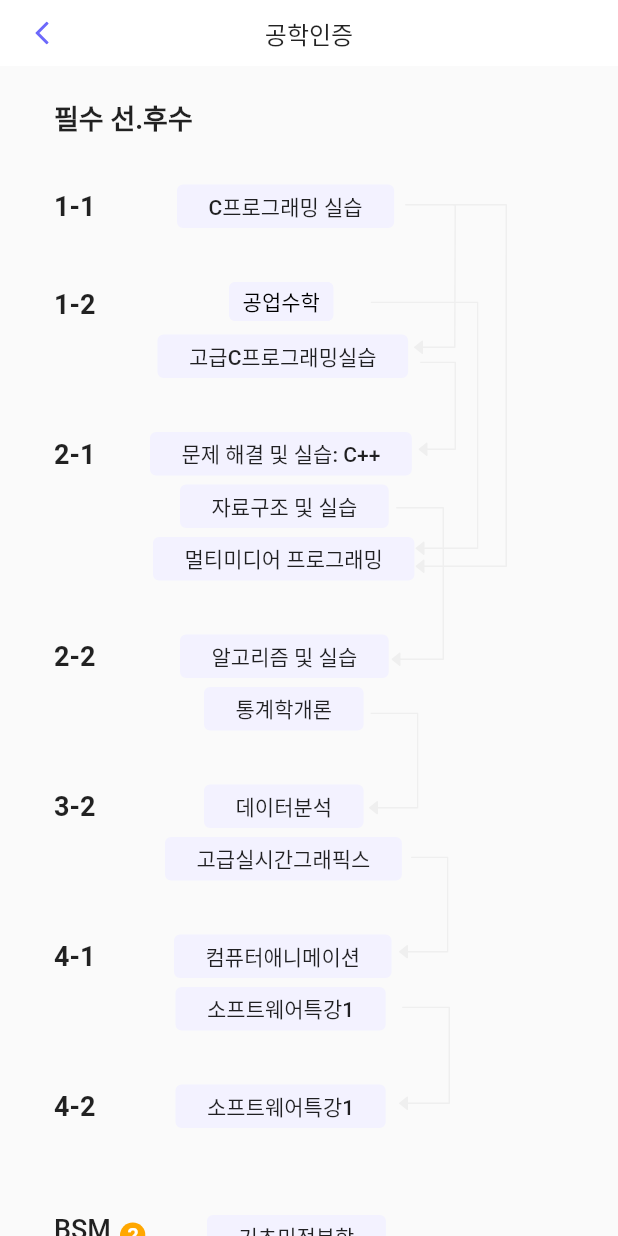
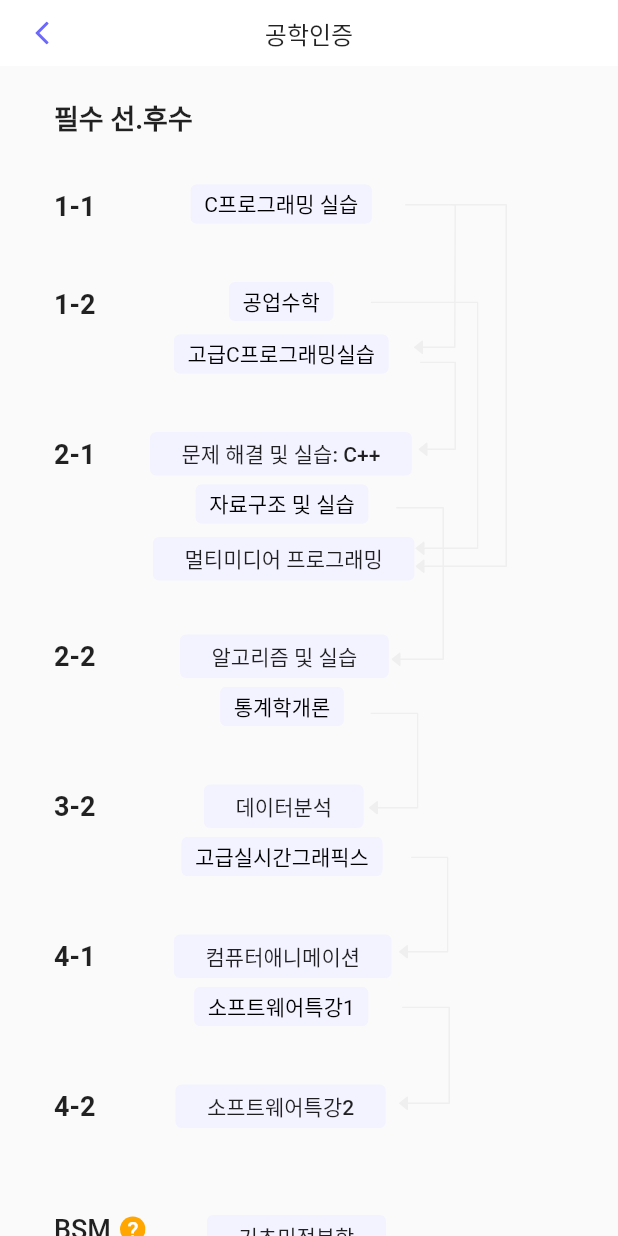
Before and after one commit to Sejong-Gateway/Gateway-flutter-app, a Flutter app: the screen it shows after launch, on a phone screen of 412 x 824 dp. Run offline on Flutter 3.47's test engine with Material 2 defaults, Android fonts, the phone set to English and light mode, and no system bars; our stand-ins replace dio, flutter_svg, get_it, percent_indicator, shared_preferences; Roboto replaces fonts that are missing (Nato).

Commit message:
공학인증 토글 수정

```diff
--- a/lib/pages/certificate_guideline.dart
+++ b/lib/pages/certificate_guideline.dart
@@ -24,9 +24,40 @@ class certificateguidelineState extends State<certificateguideline> {
   bool arrowSelect5;
   bool arrowSelect6;
   bool arrowSelect7;
-  void refresh(dynamic childValue) {
+  bool arrowSelect8;
+  void refresh2(dynamic childValue) {
+    setState(() {
+      arrowSelect2 = childValue;
+    });
+  }
+  void refresh3(dynamic childValue) {
     setState(() {
       _arrowSelect3 = childValue;
+    });
+  }
+  void refresh4(dynamic childValue) {
+    setState(() {
+      arrowSelect4 = childValue;
+    });
+  }
+  void refresh5(dynamic childValue) {
+    setState(() {
+      arrowSelect5 = childValue;
+    });
+  }
+  void refresh6(dynamic childValue) {
+    setState(() {
+      arrowSelect6 = childValue;
+    });
+  }
+  void refresh7(dynamic childValue) {
+    setState(() {
+      arrowSelect7 = childValue;
+    });
+  }
+  void refresh8(dynamic childValue) {
+    setState(() {
+      arrowSelect8 = childValue;
     });
   }
   @override
@@ -78,19 +109,20 @@ class certificateguidelineState extends State<certificateguideline> {
                   //C프로그래밍 - 멀티미디어프로그래밍 화살표
                   padding: EdgeInsets.fromLTRB(277, 92, 0, 0),
                   child: SvgPicture.asset(
-                    'asset/arrowSVG/arrow1.svg',
+                    'asset/arrowSVG/arrow1.svg',color: arrowSelect2 == true ? Color(0xff6d69fb):Color(0xffefefef)
                   ),
                 ),
                 Container(
                   //C프로그래밍 - 고급 C프로그래밍 화살표
                   padding: EdgeInsets.fromLTRB(270, 92, 0, 0),
                   child: SvgPicture.asset(
-                    'asset/arrowSVG/arrow2.svg',
+                    'asset/arrowSVG/arrow2.svg',color: arrowSelect2 == true ? Color(0xff6d69fb):Color(0xffefefef)
                   ),
                 ),
                 Container(
                   padding: EdgeInsets.fromLTRB(118, 79, 0, 0),
-                  child: courseBox("C프로그래밍 실습"),
+                  child:
+                  courseBoxes(labelText: "C프로그래밍 실습",xSize: 139,notifyParent: refresh2,),
                 ),
                 Container(
                   padding: EdgeInsets.fromLTRB(36, 148, 0, 0),
@@ -113,24 +145,25 @@ class certificateguidelineState extends State<certificateguideline> {
                   //고급 C프로그래밍 - 문제 해결 및 실습: C++ 화살표
                   padding: EdgeInsets.fromLTRB(279, 197, 0, 0),
                   child: SvgPicture.asset(
-                    'asset/arrowSVG/arrow4.svg',
+                    'asset/arrowSVG/arrow4.svg',color: arrowSelect4 == true ? Color(0xff6d69fb):Color(0xffefefef)
                   ),
                 ),
                 Container(
                   //자료구조 및 실습 - 알고리즘 및 실습 화살표
                   padding: EdgeInsets.fromLTRB(261, 294, 0, 0),
                   child: SvgPicture.asset(
-                    'asset/arrowSVG/arrow5.svg',
+                    'asset/arrowSVG/arrow5.svg',color: arrowSelect5 == true ? Color(0xff6d69fb):Color(0xffefefef)
                   ),
                 ),
                 //색 업데이트 안됨 => 2020 1 6 해결 불가능, state변화 감지가 안됨
                 Container(
                   padding: EdgeInsets.fromLTRB(136, 144, 0, 0),
-                  child: courseBoxes(labelText: "공업수학",xSize: 103,notifyParent: refresh,),
+                  child: courseBoxes(labelText: "공업수학",xSize: 103,notifyParent: refresh3,),
                 ),
                 Container(
                   padding: EdgeInsets.fromLTRB(105, 179, 0, 0),
-                  child: courseBox("고급C프로그래밍실습"),
+                  child:
+                  courseBoxes(labelText: "고급C프로그래밍실습",xSize: 165,notifyParent: refresh4,),
                 ),
                 Container(
                   padding: EdgeInsets.fromLTRB(36, 248, 0, 0),
@@ -148,7 +181,8 @@ class certificateguidelineState extends State<certificateguideline> {
                 ),
                 Container(
                   padding: EdgeInsets.fromLTRB(120, 279, 0, 0),
-                  child: courseBox("자료구조 및 실습"),
+                  child:
+                  courseBoxes(labelText: "자료구조 및 실습",xSize: 136,notifyParent: refresh5,),
                 ),
                 Container(
                   padding: EdgeInsets.fromLTRB(102, 314, 0, 0),
@@ -168,7 +202,7 @@ class certificateguidelineState extends State<certificateguideline> {
                   //통계학개론 - 데이터분석 화살표
                   padding: EdgeInsets.fromLTRB(246, 431, 0, 0),
                   child: SvgPicture.asset(
-                    'asset/arrowSVG/arrow6.svg',
+                    'asset/arrowSVG/arrow6.svg',color: arrowSelect6 == true ? Color(0xff6d69fb):Color(0xffefefef)
                   ),
                 ),
                 Container(
@@ -177,7 +211,8 @@ class certificateguidelineState extends State<certificateguideline> {
                 ),
                 Container(
                   padding: EdgeInsets.fromLTRB(136, 414, 0, 0),
-                  child: courseBox("통계학개론"),
+                  child:
+                  courseBoxes(labelText: "통계학개론",xSize: 104,notifyParent: refresh6,),
                 ),
                 Container(
                   padding: EdgeInsets.fromLTRB(36, 483, 0, 0),
@@ -193,7 +228,7 @@ class certificateguidelineState extends State<certificateguideline> {
                   //고급실시간그래픽스 - 컴퓨터애니메이션 화살표
                   padding: EdgeInsets.fromLTRB(266, 527, 0, 0),
                   child: SvgPicture.asset(
-                    'asset/arrowSVG/arrow7.svg',
+                    'asset/arrowSVG/arrow7.svg',color: arrowSelect7 == true ? Color(0xff6d69fb):Color(0xffefefef)
                   ),
                 ),
                 Container(
@@ -202,7 +237,8 @@ class certificateguidelineState extends State<certificateguideline> {
                 ),
                 Container(
                   padding: EdgeInsets.fromLTRB(110, 514, 0, 0),
-                  child: courseBox("고급실시간그래픽스"),
+                  child:
+                  courseBoxes(labelText: "고급실시간그래픽스",xSize: 156,notifyParent: refresh7,),
                 ),
                 Container(
                   padding: EdgeInsets.fromLTRB(36, 583, 0, 0),
@@ -218,7 +254,7 @@ class certificateguidelineState extends State<certificateguideline> {
                   //소프트웨어특강1 - 소프트웨어특강2 화살표
                   padding: EdgeInsets.fromLTRB(266, 627, 0, 0),
                   child: SvgPicture.asset(
-                    'asset/arrowSVG/arrow8.svg',
+                    'asset/arrowSVG/arrow8.svg',color: arrowSelect8 == true ? Color(0xff6d69fb):Color(0xffefefef)
                   ),
                 ),
                 Container(
@@ -227,7 +263,8 @@ class certificateguidelineState extends State<certificateguideline> {
                 ),
                 Container(
                   padding: EdgeInsets.fromLTRB(117, 614, 0, 0),
-                  child: courseBox("소프트웨어특강1"),
+                  child:
+                  courseBoxes(labelText: "소프트웨어특강1",xSize: 141,notifyParent: refresh8,),
                 ),
                 Container(
                   padding: EdgeInsets.fromLTRB(36, 683, 0, 0),
@@ -241,7 +278,7 @@ class certificateguidelineState extends State<certificateguideline> {
                 ),
                 Container(
                   padding: EdgeInsets.fromLTRB(117, 679, 0, 0),
-                  child: courseBox("소프트웨어특강1"),
+                  child: courseBox("소프트웨어특강2"),
                 ),
                 Container(
                   padding: EdgeInsets.fromLTRB(36, 765, 0, 0),
@@ -254,7 +291,7 @@ class certificateguidelineState extends State<certificateguideline> {
                   ),
                 ),
                 Container(
-                  padding: EdgeInsets.fromLTRB(80, 768, 0, 0),
+                  padding: EdgeInsets.fromLTRB(80, 764, 0, 0),
                   child: SvgPicture.asset(
                     'asset/questionmark.svg',
                   ),
```
